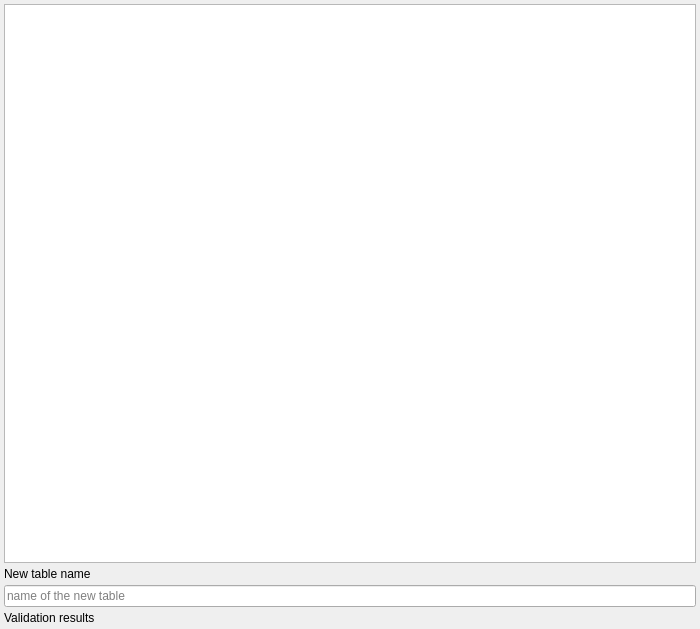
This is src/ui/qgsnewdatabasetablenamewidget.ui in carsmie/QGIS as Qt 5 draws it before an edit. The edited form follows.
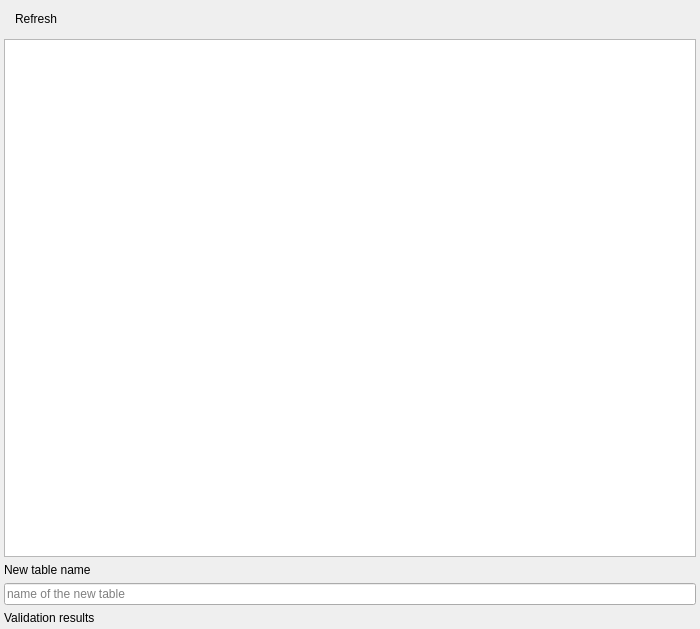
This is the edited form. Icons and pictures are not drawn. Custom widgets are drawn as their Qt base class.

Commit message: Add refresh button

```diff
--- a/src/ui/qgsnewdatabasetablenamewidget.ui
+++ b/src/ui/qgsnewdatabasetablenamewidget.ui
@@ -11,9 +11,6 @@
    </rect>
   </property>
   <layout class="QVBoxLayout" name="verticalLayout">
-   <property name="spacing">
-    <number>4</number>
-   </property>
    <property name="leftMargin">
     <number>4</number>
    </property>
@@ -27,26 +24,21 @@
     <number>4</number>
    </property>
    <item>
-    <layout class="QVBoxLayout" name="verticalLayout_2">
-     <property name="spacing">
-      <number>3</number>
+    <widget class="QToolBar" name="mBrowserToolbar">
+     <property name="iconSize">
+      <size>
+       <width>24</width>
+       <height>24</height>
+      </size>
      </property>
-     <property name="leftMargin">
-      <number>0</number>
+     <property name="floatable">
+      <bool>false</bool>
      </property>
-     <property name="topMargin">
-      <number>0</number>
-     </property>
-     <property name="rightMargin">
-      <number>0</number>
-     </property>
-     <property name="bottomMargin">
-      <number>0</number>
-     </property>
-     <item>
-      <widget class="QgsBrowserTreeView" name="mBrowserTreeView"/>
-     </item>
-    </layout>
+     <addaction name="mActionRefresh"/>
+    </widget>
+   </item>
+   <item>
+    <widget class="QgsBrowserTreeView" name="mBrowserTreeView"/>
    </item>
    <item>
     <widget class="QLabel" name="label">
```
Left out of the diff: 2 changed lines with no effect on the pictures. The commit also changes 3 other files.
